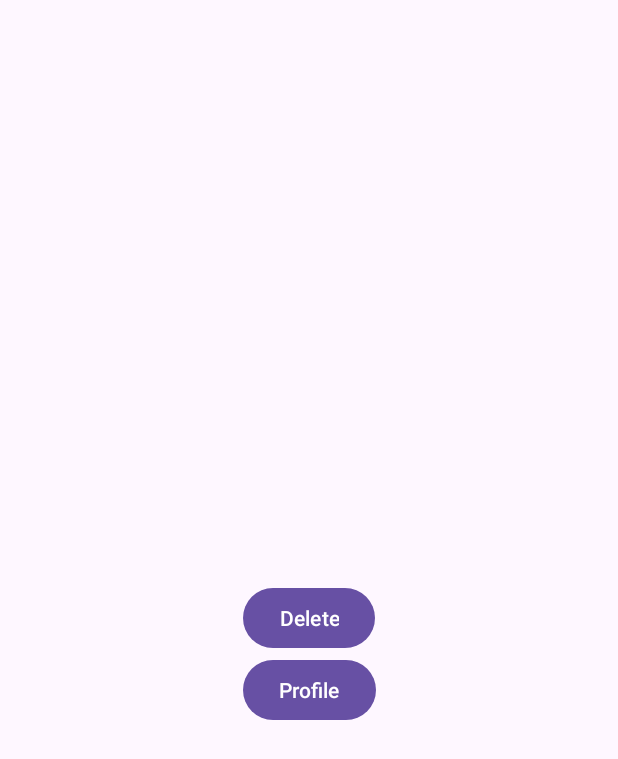
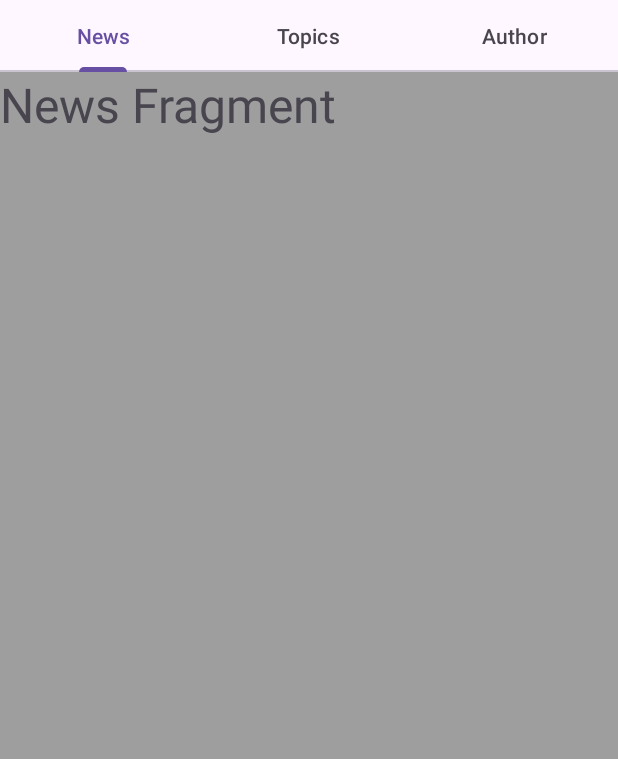
Before and after one commit to ZayniddinMamarasulov/newsapp-android, an Android app: the screen it shows after launch (MainActivity), on a phone screen of 412 x 824 dp. Shown: the top 759 px of the screen. Run offline under Robolectric (Android 15) with nearby library versions, the phone set to English and light mode, and no system bars.

```diff
--- /dev/null
+++ b/app/src/main/java/uz/tune/newsapp/HomeFragment.java
@@ -0,0 +1,82 @@
+package uz.tune.newsapp;
+
+import android.os.Bundle;
+
+import androidx.annotation.NonNull;
+import androidx.annotation.Nullable;
+import androidx.fragment.app.Fragment;
+
+import android.view.LayoutInflater;
+import android.view.View;
+import android.view.ViewGroup;
+
+import com.google.android.material.tabs.TabLayout;
+import com.google.android.material.tabs.TabLayoutMediator;
+
+import java.util.ArrayList;
+import java.util.List;
+
+import uz.tune.newsapp.adapters.HomeCategoryAdapter;
+import uz.tune.newsapp.databinding.FragmentHomeBinding;
+import uz.tune.newsapp.views.AuthorFragment;
+import uz.tune.newsapp.views.NewsFragment;
+import uz.tune.newsapp.views.TopicsFragment;
+
+public class HomeFragment extends Fragment {
+
+    private FragmentHomeBinding binding;
+    private HomeCategoryAdapter homeCategoryAdapter;
+
+    List<Fragment> fragmentList;
+
+
+    public HomeFragment() {
+        // Required empty public constructor
+    }
+
+    @Override
+    public View onCreateView(LayoutInflater inflater, ViewGroup container,
+                             Bundle savedInstanceState) {
+        binding = FragmentHomeBinding.inflate(getLayoutInflater(), container, false);
+        return binding.getRoot();
+    }
+
+
+    @Override
+    public void onViewCreated(@NonNull View view, @Nullable Bundle savedInstanceState) {
+        super.onViewCreated(view, savedInstanceState);
+
+        fragmentList = new ArrayList<Fragment>();
+        fragmentList.add(new NewsFragment());
+        fragmentList.add(new TopicsFragment());
+        fragmentList.add(new AuthorFragment());
+
+        homeCategoryAdapter = new HomeCategoryAdapter(
+                fragmentList,
+                getChildFragmentManager(),
+                getLifecycle()
+        );
+
+        binding.vpHome.setAdapter(homeCategoryAdapter);
+
+        new TabLayoutMediator(binding.tlHome, binding.vpHome, (tab, position) -> {
+            switch (position) {
+                case 0: {
+                    tab.setText("News");
+                    return;
+                }
+                case 1: {
+                    tab.setText("Topics");
+                    return;
+                }
+                case 2: {
+                    tab.setText("Author");
+                    return;
+                }
+                default: {
+
+                }
+            }
+        }).attach();
+    }
+}
--- a/app/src/main/java/uz/tune/newsapp/MainActivity.java
+++ b/app/src/main/java/uz/tune/newsapp/MainActivity.java
@@ -80,7 +80,6 @@ public class MainActivity extends AppCompatActivity implements ProfileDialog.Cal
             }
         });
 
-
         binding.btnProfile.setOnClickListener(new View.OnClickListener() {
             @Override
             public void onClick(View view) {
@@ -94,6 +93,12 @@ public class MainActivity extends AppCompatActivity implements ProfileDialog.Cal
                         .commit();
             }
         });
+
+        getSupportFragmentManager()
+                .beginTransaction()
+                .add(R.id.container, new HomeFragment())
+                .addToBackStack("")
+                .commit();
     }
 
     @Override
@@ -109,6 +114,5 @@ public class MainActivity extends AppCompatActivity implements ProfileDialog.Cal
     @Override
     protected void onActivityResult(int requestCode, int resultCode, @Nullable Intent data) {
         super.onActivityResult(requestCode, resultCode, data);
-
     }
 }
--- /dev/null
+++ b/app/src/main/java/uz/tune/newsapp/adapters/HomeCategoryAdapter.java
@@ -0,0 +1,35 @@
+package uz.tune.newsapp.adapters;
+
+import androidx.annotation.NonNull;
+import androidx.fragment.app.Fragment;
+import androidx.fragment.app.FragmentActivity;
+import androidx.fragment.app.FragmentManager;
+import androidx.lifecycle.Lifecycle;
+import androidx.viewpager2.adapter.FragmentStateAdapter;
+
+import java.util.List;
+
+public class HomeCategoryAdapter extends FragmentStateAdapter {
+
+    private List<Fragment> fragmentList;
+
+    public HomeCategoryAdapter(List<Fragment> fragmentList,
+                               FragmentManager childFragmentManager,
+                               Lifecycle lifecycle) {
+        super(childFragmentManager, lifecycle);
+        this.fragmentList = fragmentList;
+    }
+
+    @NonNull
+    @Override
+    public Fragment createFragment(int position) {
+        return fragmentList.get(position);
+    }
+
+    @Override
+    public int getItemCount() {
+        return fragmentList.size();
+    }
+
+
+}
--- /dev/null
+++ b/app/src/main/java/uz/tune/newsapp/views/AuthorFragment.java
@@ -0,0 +1,66 @@
+package uz.tune.newsapp.views;
+
+import android.os.Bundle;
+
+import androidx.fragment.app.Fragment;
+
+import android.view.LayoutInflater;
+import android.view.View;
+import android.view.ViewGroup;
+
+import uz.tune.newsapp.R;
+
+/**
+ * A simple {@link Fragment} subclass.
+ * Use the {@link AuthorFragment#newInstance} factory method to
+ * create an instance of this fragment.
+ */
+public class AuthorFragment extends Fragment {
+
+    // TODO: Rename parameter arguments, choose names that match
+    // the fragment initialization parameters, e.g. ARG_ITEM_NUMBER
+    private static final String ARG_PARAM1 = "param1";
+    private static final String ARG_PARAM2 = "param2";
+
+    // TODO: Rename and change types of parameters
+    private String mParam1;
+    private String mParam2;
+
+    public AuthorFragment() {
+        // Required empty public constructor
+    }
+
+    /**
+     * Use this factory method to create a new instance of
+     * this fragment using the provided parameters.
+     *
+     * @param param1 Parameter 1.
+     * @param param2 Parameter 2.
+     * @return A new instance of fragment AuthorFragment.
+     */
+    // TODO: Rename and change types and number of parameters
+    public static AuthorFragment newInstance(String param1, String param2) {
+        AuthorFragment fragment = new AuthorFragment();
+        Bundle args = new Bundle();
+        args.putString(ARG_PARAM1, param1);
+        args.putString(ARG_PARAM2, param2);
+        fragment.setArguments(args);
+        return fragment;
+    }
+
+    @Override
+    public void onCreate(Bundle savedInstanceState) {
+        super.onCreate(savedInstanceState);
+        if (getArguments() != null) {
+            mParam1 = getArguments().getString(ARG_PARAM1);
+            mParam2 = getArguments().getString(ARG_PARAM2);
+        }
+    }
+
+    @Override
+    public View onCreateView(LayoutInflater inflater, ViewGroup container,
+                             Bundle savedInstanceState) {
+        // Inflate the layout for this fragment
+        return inflater.inflate(R.layout.fragment_author, container, false);
+    }
+}
--- /dev/null
+++ b/app/src/main/java/uz/tune/newsapp/views/NewsFragment.java
@@ -0,0 +1,28 @@
+package uz.tune.newsapp.views;
+
+import android.os.Bundle;
+
+import androidx.fragment.app.Fragment;
+
+import android.view.LayoutInflater;
+import android.view.View;
+import android.view.ViewGroup;
+
+import uz.tune.newsapp.R;
+import uz.tune.newsapp.databinding.FragmentNewsBinding;
+
+public class NewsFragment extends Fragment {
+
+    private FragmentNewsBinding binding;
+
+    public NewsFragment() {
+        // Required empty public constructor
+    }
+
+    @Override
+    public View onCreateView(LayoutInflater inflater, ViewGroup container,
+                             Bundle savedInstanceState) {
+        binding = FragmentNewsBinding.inflate(getLayoutInflater(), container, false);
+        return binding.getRoot();
+    }
+}
--- /dev/null
+++ b/app/src/main/java/uz/tune/newsapp/views/TopicsFragment.java
@@ -0,0 +1,67 @@
+package uz.tune.newsapp.views;
+
+import android.os.Bundle;
+
+import androidx.fragment.app.Fragment;
+
+import android.view.LayoutInflater;
+import android.view.View;
+import android.view.ViewGroup;
+
+import uz.tune.newsapp.R;
+
+/**
+ * A simple {@link Fragment} subclass.
+ * Use the {@link TopicsFragment#newInstance} factory method to
+ * create an instance of this fragment.
+ */
+public class TopicsFragment extends Fragment {
+
+    // TODO: Rename parameter arguments, choose names that match
+    // the fragment initialization parameters, e.g. ARG_ITEM_NUMBER
+    private static final String ARG_PARAM1 = "param1";
+    private static final String ARG_PARAM2 = "param2";
+
+
+    // TODO: Rename and change types of parameters
+    private String mParam1;
+    private String mParam2;
+
+    public TopicsFragment() {
+        // Required empty public constructor
+    }
+
+    /**
+     * Use this factory method to create a new instance of
+     * this fragment using the provided parameters.
+     *
+     * @param param1 Parameter 1.
+     * @param param2 Parameter 2.
+     * @return A new instance of fragment TopicsFragment.
+     */
+    // TODO: Rename and change types and number of parameters
+    public static TopicsFragment newInstance(String param1, String param2) {
+        TopicsFragment fragment = new TopicsFragment();
+        Bundle args = new Bundle();
+        args.putString(ARG_PARAM1, param1);
+        args.putString(ARG_PARAM2, param2);
+        fragment.setArguments(args);
+        return fragment;
+    }
+
+    @Override
+    public void onCreate(Bundle savedInstanceState) {
+        super.onCreate(savedInstanceState);
+        if (getArguments() != null) {
+            mParam1 = getArguments().getString(ARG_PARAM1);
+            mParam2 = getArguments().getString(ARG_PARAM2);
+        }
+    }
+
+    @Override
+    public View onCreateView(LayoutInflater inflater, ViewGroup container,
+                             Bundle savedInstanceState) {
+        // Inflate the layout for this fragment
+        return inflater.inflate(R.layout.fragment_topics, container, false);
+    }
+}
--- /dev/null
+++ b/app/src/main/res/layout/fragment_home.xml
@@ -0,0 +1,25 @@
+<?xml version="1.0" encoding="utf-8"?>
+<androidx.constraintlayout.widget.ConstraintLayout xmlns:android="http://schemas.android.com/apk/res/android"
+    xmlns:app="http://schemas.android.com/apk/res-auto"
+    xmlns:tools="http://schemas.android.com/tools"
+    android:layout_width="match_parent"
+    android:layout_height="match_parent"
+
+    android:background="#9e9e9e"
+    tools:context=".HomeFragment">
+
+    <com.google.android.material.tabs.TabLayout
+        android:id="@+id/tl_home"
+        android:layout_width="match_parent"
+        android:layout_height="wrap_content"
+        app:layout_constraintTop_toTopOf="parent" />
+
+    <androidx.viewpager2.widget.ViewPager2
+        android:id="@+id/vp_home"
+        android:layout_width="match_parent"
+        android:layout_height="0dp"
+        android:orientation="horizontal"
+        app:layout_constraintBottom_toBottomOf="parent"
+        app:layout_constraintTop_toBottomOf="@id/tl_home" />
+
+</androidx.constraintlayout.widget.ConstraintLayout>
--- a/app/src/main/res/layout/fragment_my_view_pager.xml
+++ b/app/src/main/res/layout/fragment_my_view_pager.xml
@@ -17,11 +17,11 @@
 
     <com.google.android.material.tabs.TabLayout
         android:id="@+id/tl_my"
-        app:tabMode="scrollable"
         android:layout_width="match_parent"
         android:layout_height="wrap_content"
         app:layout_constraintBottom_toBottomOf="parent"
-        app:layout_constraintStart_toStartOf="parent" />
+        app:layout_constraintStart_toStartOf="parent"
+        app:tabMode="scrollable" />
 
     <Button
         android:id="@+id/btn_next"
--- /dev/null
+++ b/app/src/main/res/layout/fragment_news.xml
@@ -0,0 +1,15 @@
+<?xml version="1.0" encoding="utf-8"?>
+<FrameLayout xmlns:android="http://schemas.android.com/apk/res/android"
+    xmlns:tools="http://schemas.android.com/tools"
+    android:layout_width="match_parent"
+    android:layout_height="match_parent"
+    android:background="#9e9e9e"
+    tools:context=".views.NewsFragment">
+
+    <TextView
+        android:layout_width="match_parent"
+        android:layout_height="match_parent"
+        android:text="News Fragment"
+        android:textSize="32sp" />
+
+</FrameLayout>
```
Also changed, not shown: app/src/main/java/uz/tune/newsapp/adapters/MyNewPagerAdapter.java (added, +54 -0 lines), app/src/main/res/layout/fragment_author.xml (added, +15 -0 lines), app/src/main/res/layout/fragment_topics.xml (added, +16 -0 lines).
